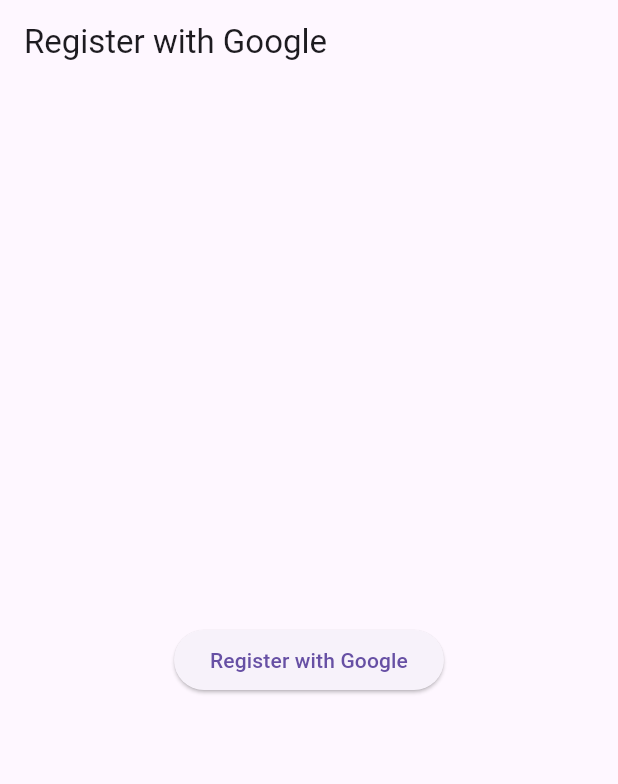
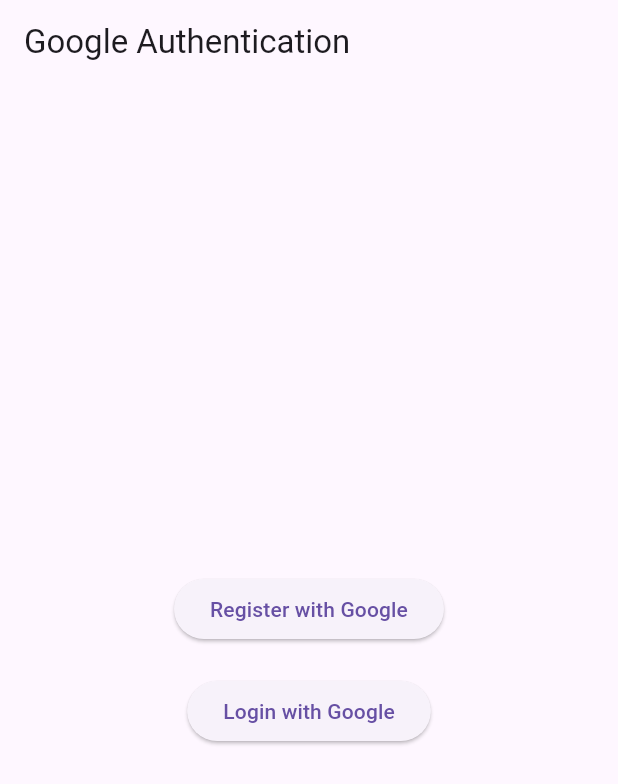
Before and after one commit to priyanshukumar624/nrok, a Flutter app: the screen it shows after launch, after a tap on "Register with Google", on a phone screen of 412 x 824 dp. Shown: the top 784 px of the screen. Run offline on Flutter 3.47's test engine with Material 3 defaults, Android fonts, the phone set to English and light mode, and no system bars; our stand-ins replace google_sign_in.

Commit message:
initial commit

```diff
--- a/lib/Registration_screen.dart
+++ b/lib/Registration_screen.dart
@@ -3,7 +3,6 @@
 import 'package:http/http.dart' as http;
 import 'package:google_sign_in/google_sign_in.dart';
 
-// Main Registration Page
 class RegistrationScreen extends StatefulWidget {
   @override
   _RegistrationPageState createState() => _RegistrationPageState();
@@ -34,8 +33,8 @@
     );
   }
 
-  // Register user with Google Sign-In
-  Future<void> registerUser(BuildContext context) async {
+  // Handle Google Sign-In for Registration or Login
+  Future<void> handleGoogleAuth(BuildContext context, String action) async {
     setState(() {
       _isLoading = true;
     });
@@ -54,9 +53,14 @@
 
         print('Request Body: $requestBody'); // Log the request body
 
+        // Define backend URL based on action
+        String url = action == 'register'
+            ? 'http://192.168.1.4:8080/register'
+            : 'http://192.168.1.4:8080/login';
+
         // Send the request to the backend
         final response = await http.post(
-          Uri.parse('http://192.168.1.4:8080/register'), // Use correct backend URL
+          Uri.parse(url),
           headers: {'Content-Type': 'application/json'},
           body: requestBody,
         );
@@ -67,20 +71,46 @@
         if (response.statusCode == 200) {
           final data = jsonDecode(response.body);
 
+          if (action == 'register') {
             if (data['status'] == 'success') {
-            // If registration is successful, navigate to the success page
               Navigator.push(
                 context,
                 MaterialPageRoute(
-                builder: (context) => RegistrationSuccessPage(email: user.email),
+                  builder: (context) =>
+                      RegistrationSuccessPage(email: user.email),
                 ),
               );
-          } else {
-            // Handle unexpected success response
-            _showErrorDialog(context, "Unexpected response from server.");
+            } else if (data['status'] == 'error' &&
+                data['message'] == 'User already exists') {
+              Navigator.push(
+                context,
+                MaterialPageRoute(
+                  builder: (context) =>
+                      UserExistsPage(email: user.email),
+                ),
+              );
+            }
+          } else if (action == 'login') {
+            if (data['status'] == 'success') {
+              Navigator.push(
+                context,
+                MaterialPageRoute(
+                  builder: (context) => LoginSuccessPage(email: user.email),
+                ),
+              );
+            } else if (data['status'] == 'error' &&
+                data['message'] == 'User does not exist') {
+              Navigator.push(
+                context,
+                MaterialPageRoute(
+                  builder: (context) =>
+                      UserDoesNotExistPage(email: user.email),
+                ),
+              );
+            }
           }
         } else if (response.statusCode == 400) {
-          // Handle "User already exists" case
+          // Handle both "User already exists" and "User does not exist" cases
           final jsonResponse = jsonDecode(response.body);
 
           if (jsonResponse['message'] == 'User already exists') {
@@ -90,26 +120,25 @@
                 builder: (context) => UserExistsPage(email: jsonResponse['email']),
               ),
             );
-          } else {
-            // Handle other 400 errors
-            _showErrorDialog(
+          } else if (jsonResponse['message'] == 'User does not exist') {
+            Navigator.push(
               context,
-              "Registration failed: ${jsonResponse['message'] ?? "Unknown error"}",
+              MaterialPageRoute(
+                builder: (context) =>
+                    UserDoesNotExistPage(email: jsonResponse['email']),
+              ),
             );
           }
         } else {
-          // Handle other non-200 responses
           _showErrorDialog(
             context,
             "Failed to connect to backend. Status: ${response.statusCode}\nResponse Body: ${response.body}",
           );
         }
       } else {
-        // If Google Sign-In is cancelled
         print("Google Sign-In cancelled by user.");
       }
     } catch (e) {
-      // Catch any exceptions during registration
       print("Error: $e");
       _showErrorDialog(context, "An error occurred: $e");
     } finally {
@@ -122,13 +151,23 @@
   @override
   Widget build(BuildContext context) {
     return Scaffold(
-      appBar: AppBar(title: Text("Register with Google")),
+      appBar: AppBar(title: Text("Google Authentication")),
       body: Center(
         child: _isLoading
             ? CircularProgressIndicator() // Show loading spinner while processing
-            : ElevatedButton(
-                onPressed: () => registerUser(context),
+            : Column(
+                mainAxisAlignment: MainAxisAlignment.center,
+                children: [
+                  ElevatedButton(
+                    onPressed: () => handleGoogleAuth(context, 'register'),
                     child: Text("Register with Google"),
+                  ),
+                  SizedBox(height: 20),
+                  ElevatedButton(
+                    onPressed: () => handleGoogleAuth(context, 'login'),
+                    child: Text("Login with Google"),
+                  ),
+                ],
               ),
       ),
     );
@@ -146,6 +185,22 @@
       appBar: AppBar(title: Text("Registration Successful")),
       body: Center(
         child: Text("You are successfully registered!\nEmail: $email"),
+      ),
+    );
+  }
+}
+
+// Login Success Page
+class LoginSuccessPage extends StatelessWidget {
+  final String email;
+  LoginSuccessPage({required this.email});
+
+  @override
+  Widget build(BuildContext context) {
+    return Scaffold(
+      appBar: AppBar(title: Text("Login Successful")),
+      body: Center(
+        child: Text("You are successfully logged in!\nEmail: $email"),
       ),
     );
   }
@@ -170,3 +225,23 @@
     );
   }
 }
+
+// User Does Not Exist Page
+class UserDoesNotExistPage extends StatelessWidget {
+  final String email;
+  UserDoesNotExistPage({required this.email});
+
+  @override
+  Widget build(BuildContext context) {
+    return Scaffold(
+      appBar: AppBar(title: Text("User Does Not Exist")),
+      body: Center(
+        child: Text(
+          "User does not exist in the database!\nEmail: $email",
+          textAlign: TextAlign.center,
+          style: TextStyle(fontSize: 18),
+        ),
+      ),
+    );
+  }
+}
```
Lines whose indentation alone changed are shown as unchanged.
